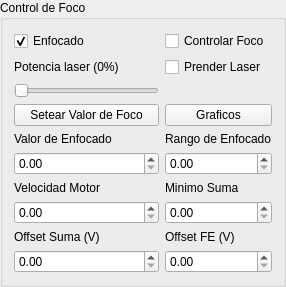
FranciscoGauna/Microscopy-Program, file components/USBDAQ/conf.ui: the form before one commit.
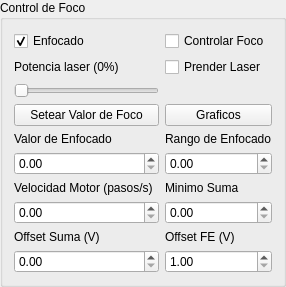
The form after the commit.

What changed in the file:
```diff
--- a/components/USBDAQ/conf.ui
+++ b/components/USBDAQ/conf.ui
@@ -34,7 +34,11 @@
     <widget class="QDoubleSpinBox" name="motor_speed_sb"/>
    </item>
    <item row="13" column="1">
-    <widget class="QDoubleSpinBox" name="fe_offset_sb"/>
+    <widget class="QDoubleSpinBox" name="fe_offset_sb">
+     <property name="minimum">
+      <double>1.000000000000000</double>
+     </property>
+    </widget>
    </item>
    <item row="6" column="0">
     <widget class="QSlider" name="laser_potency_sb">
@@ -56,7 +60,7 @@
       <bool>true</bool>
      </property>
      <property name="text">
-      <string>Velocidad Motor</string>
+      <string>Velocidad Motor (pasos/s)</string>
      </property>
     </widget>
    </item>
```
Left out of the diff: 2 changed lines with no effect on the pictures.
